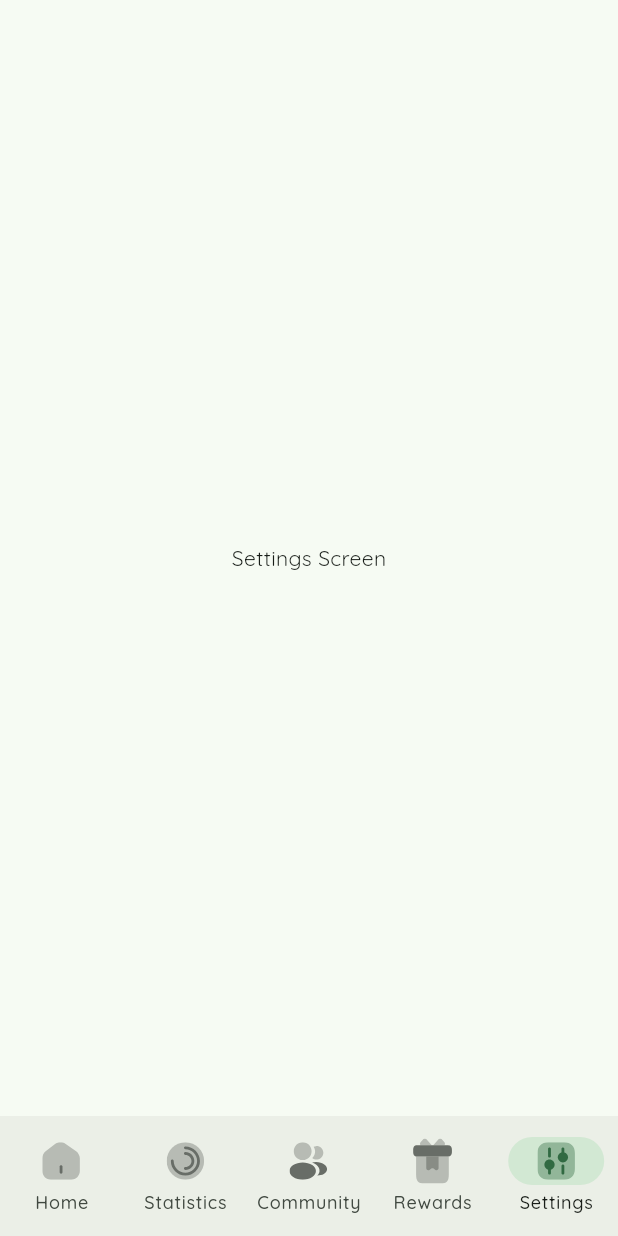
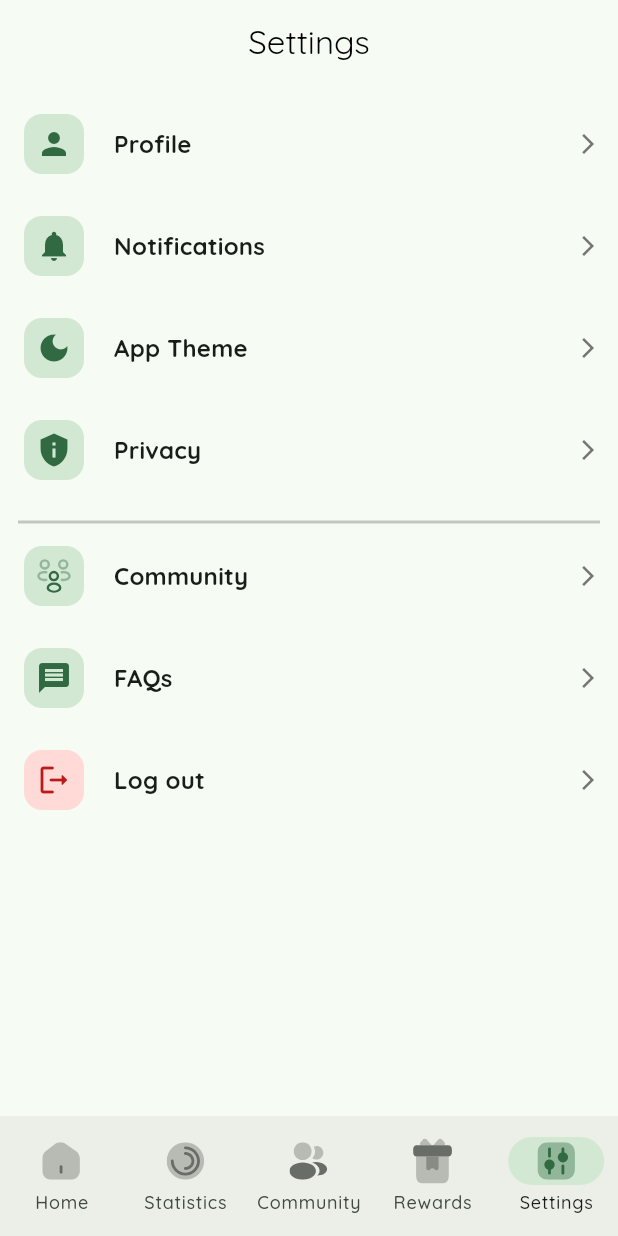
Before and after one commit to Quingsley/CarbonZero, a Flutter app: the screen it shows after launch, item 5 of the bottom bar chosen, on a phone screen of 412 x 824 dp. Run offline on Flutter 3.47's test engine with Material 3 defaults, Android fonts, the phone set to English and light mode, and no system bars; our stand-ins replace fl_chart, flex_color_scheme, flutter_svg, go_router, google_fonts, image_picker and 2 more; project files that could hold a hidden picture were left out.

Commit message:
add settings screen

```diff
--- a/lib/features/settings/presentation/pages/settings_screen.dart
+++ b/lib/features/settings/presentation/pages/settings_screen.dart
@@ -1,12 +1,81 @@
+import 'package:carbon_zero/core/extensions.dart';
+import 'package:carbon_zero/features/settings/presentation/widgets/setting_tile.dart';
 import 'package:flutter/material.dart';
+import 'package:flutter_svg/flutter_svg.dart';
+import 'package:go_router/go_router.dart';
 
+/// will have the user settings
 class SettingsScreen extends StatelessWidget {
+  /// constructor call
   const SettingsScreen({super.key});
 
   @override
   Widget build(BuildContext context) {
-    return const Scaffold(
-      body: Center(child: Text('Settings Screen')),
+    return Scaffold(
+      appBar: AppBar(
+        title: const Text('Settings'),
+        centerTitle: true,
+      ),
+      body: Padding(
+        padding: const EdgeInsets.all(12),
+        child: ListView(
+          children: [
+            SettingsTile(
+              title: 'Profile',
+              onTap: () => context.push('/profile'),
+              icon: const Icon(Icons.person),
+              iconColor: context.colors.primary,
+            ),
+            SettingsTile(
+              title: 'Notifications',
+              onTap: () => context.push('/notification'),
+              icon: const Icon(Icons.notifications),
+              iconColor: context.colors.primary,
+            ),
+            SettingsTile(
+              title: 'App Theme',
+              onTap: () {},
+              icon: const Icon(Icons.dark_mode),
+              iconColor: context.colors.primary,
+            ),
+            SettingsTile(
+              title: 'Privacy',
+              onTap: () {},
+              icon: const Icon(Icons.privacy_tip),
+              iconColor: context.colors.primary,
+            ),
+            const Divider(
+              thickness: 2,
+            ),
+            SettingsTile(
+              title: 'Community',
+              onTap: () {},
+              icon: SvgPicture.asset(
+                'assets/images/community-icon.svg',
+                width: 24,
+                colorFilter: ColorFilter.mode(
+                  context.colors.primary,
+                  BlendMode.srcIn,
+                ),
+              ),
+              iconColor: context.colors.primary,
+            ),
+            SettingsTile(
+              title: 'FAQs',
+              onTap: () {},
+              icon: const Icon(Icons.message),
+              iconColor: context.colors.primary,
+            ),
+            SettingsTile(
+              title: 'Log out',
+              onTap: () {},
+              icon: const Icon(Icons.logout_rounded),
+              iconColor: context.colors.error,
+              fillColor: context.colors.errorContainer,
+            ),
+          ],
+        ),
+      ),
     );
   }
 }
--- /dev/null
+++ b/lib/features/settings/presentation/widgets/setting_tile.dart
@@ -0,0 +1,65 @@
+import 'package:carbon_zero/core/extensions.dart';
+import 'package:flutter/material.dart';
+
+/// settings tile
+class SettingsTile extends StatelessWidget {
+  /// constructor call
+  const SettingsTile({
+    required this.title,
+    required this.onTap,
+    required this.icon,
+    required this.iconColor,
+    super.key,
+    this.fillColor,
+  });
+
+  /// title
+  final String title;
+
+  /// on tap
+  final VoidCallback onTap;
+
+  /// icon
+  final Widget icon;
+
+  /// icon color
+  final Color iconColor;
+
+  /// fill color
+  final Color? fillColor;
+
+  @override
+  Widget build(BuildContext context) {
+    return Padding(
+      padding: const EdgeInsets.only(bottom: 12),
+      child: ListTile(
+        onTap: onTap,
+        contentPadding: EdgeInsets.zero,
+        leading: IconButton.filledTonal(
+          style: ButtonStyle(
+            backgroundColor: MaterialStatePropertyAll<Color?>(fillColor),
+            shape: MaterialStatePropertyAll(
+              RoundedRectangleBorder(
+                borderRadius: BorderRadius.circular(12),
+              ),
+            ),
+          ),
+          onPressed: onTap,
+          color: iconColor,
+          icon: icon,
+        ),
+        title: Text(
+          title,
+          style: context.textTheme.titleMedium?.copyWith(
+            fontWeight: FontWeight.bold,
+          ),
+        ),
+        trailing: Icon(
+          Icons.arrow_forward_ios,
+          size: 16,
+          color: Colors.grey[600],
+        ),
+      ),
+    );
+  }
+}
```
